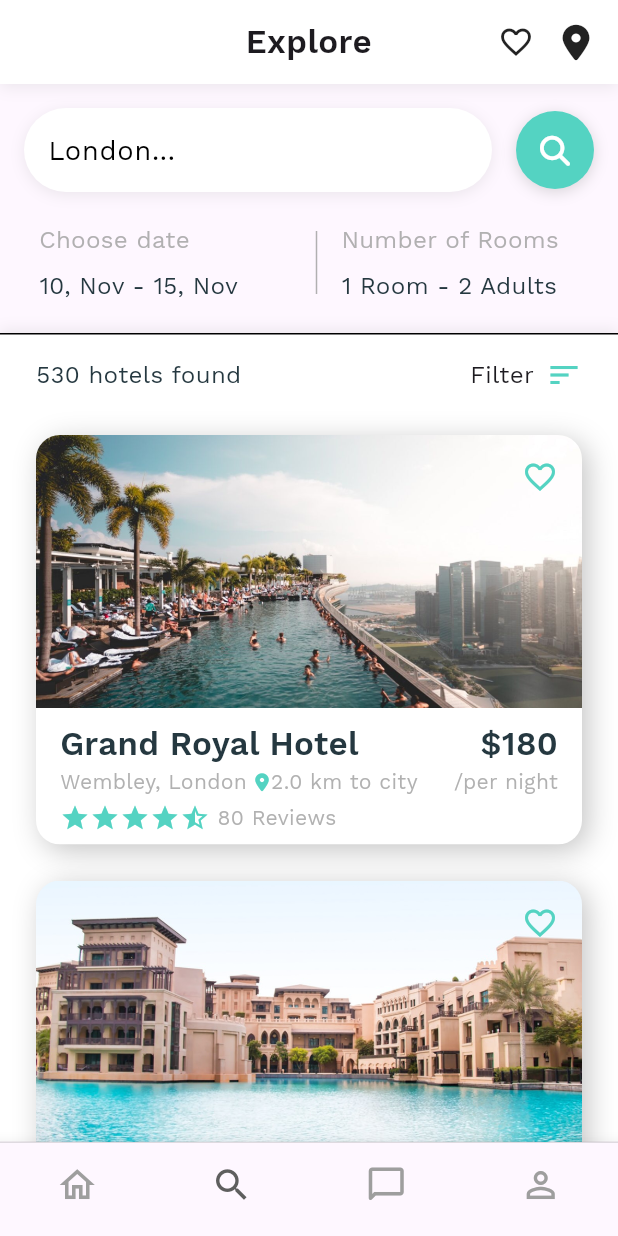
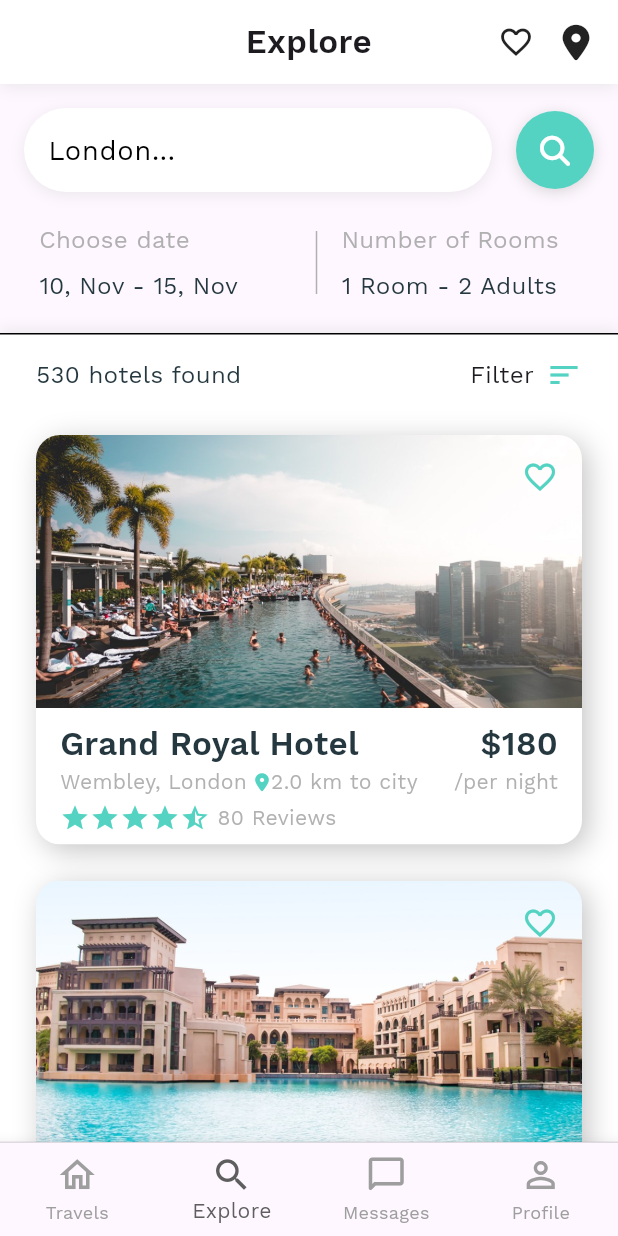
Before and after one commit to jdalgali/TravelCompanionFinder, a Flutter app: the screen it shows after launch, on a phone screen of 412 x 824 dp. Run offline on Flutter 3.47's test engine with Material 3 defaults, Android fonts, the phone set to English and light mode, and no system bars; our stand-ins replace font_awesome_flutter.

Commit message:
adding Label for bottom bar icons

```diff
--- a/lib/bottom_bar.dart
+++ b/lib/bottom_bar.dart
@@ -54,13 +54,13 @@ class _BottomBarState extends State<BottomBar> {
             onTap: onPageTap,
             type: BottomNavigationBarType.fixed,
             elevation: 10,
-            showSelectedLabels: false,
-            showUnselectedLabels: false,
+            showSelectedLabels: true,
+            showUnselectedLabels: true,
             selectedItemColor: AppTheme.selectedItemColor,
             unselectedItemColor: AppTheme.unselectedItemColor,
             items: const [
               BottomNavigationBarItem(
-                  icon: Icon(Icons.home_outlined), label: "Trips"),
+                  icon: Icon(Icons.home_outlined), label: "Travels"),
               BottomNavigationBarItem(
                   icon: Icon(Icons.search), label: "Explore"),
               BottomNavigationBarItem(
```
